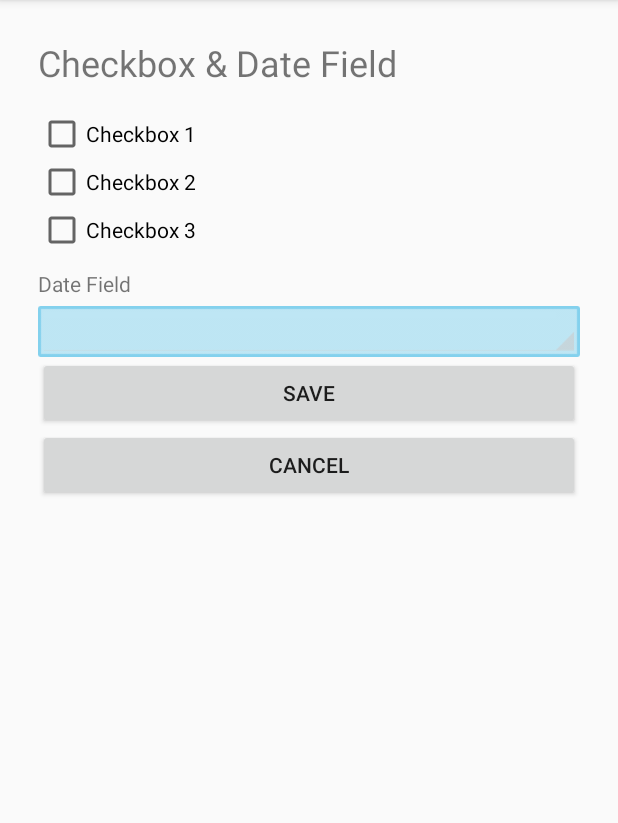
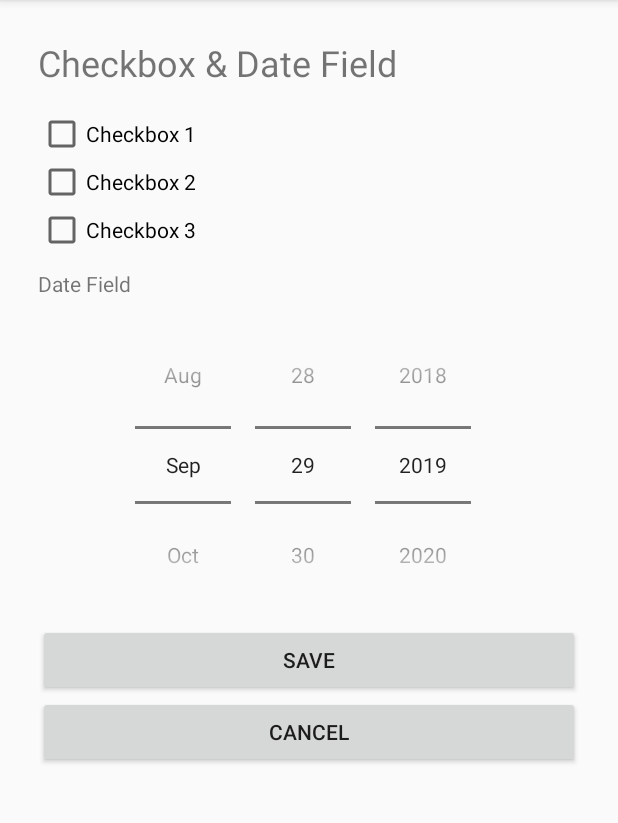
Before and after one commit to samdan-school/mmoo, an Android app: the screen it shows after launch (CheckboxDateActivity), after a tap on an icon or button, on a phone screen of 412 x 824 dp, the part 84-907 px from its top. Run offline under Robolectric (Android 15) with nearby library versions, the phone set to English and light mode, and no system bars.

Commit message:
date picker has finished

```diff
--- a/app/src/main/java/com/example/myapplication/CheckboxDateActivity.java
+++ b/app/src/main/java/com/example/myapplication/CheckboxDateActivity.java
@@ -2,16 +2,21 @@ package com.example.myapplication;
 
 import android.content.Intent;
 import android.os.Bundle;
+import android.util.Log;
 import android.view.View;
 import android.widget.CheckBox;
+import android.widget.DatePicker;
 
 import androidx.appcompat.app.AppCompatActivity;
+
+import java.util.Calendar;
 
 public class CheckboxDateActivity extends StateHelper implements View.OnClickListener {
     private Bundle state = new Bundle();
     CheckBox cb1;
     CheckBox cb2;
     CheckBox cb3;
+    DatePicker dp;
 
     protected void onCreate(Bundle savedInstanceState) {
         super.onCreate(savedInstanceState);
@@ -20,6 +25,17 @@ public class CheckboxDateActivity extends StateHelper implements View.OnClickLis
         cb1 = findViewById(R.id.cb1);
         cb2 = findViewById(R.id.cb2);
         cb3 = findViewById(R.id.cb3);
+        dp = findViewById(R.id.dp);
+
+        dp.setSpinnersShown(true);
+        dp.setCalendarViewShown(false);
+
+        Calendar c = Calendar.getInstance();
+        int year = c.get(Calendar.YEAR);
+        int month = c.get(Calendar.MONTH);
+        int day = c.get(Calendar.DAY_OF_MONTH);
+        Log.i("CDATE", year + " " + month + " " + day);
+        dp.init(year, month, day, null);
 
         findViewById(R.id.btnSave).setOnClickListener(this);
         findViewById(R.id.btnCancel).setOnClickListener(this);
@@ -28,7 +44,8 @@ public class CheckboxDateActivity extends StateHelper implements View.OnClickLis
                 SAVE_CHECKBOX_DATE,
                 new State(cb1, CB1),
                 new State(cb2, CB2),
-                new State(cb3, CB3)
+                new State(cb3, CB3),
+                new State(dp)
         );
     }
 
@@ -40,6 +57,9 @@ public class CheckboxDateActivity extends StateHelper implements View.OnClickLis
                 state.putBoolean(CB1, cb1.isChecked());
                 state.putBoolean(CB2, cb2.isChecked());
                 state.putBoolean(CB3, cb3.isChecked());
+                state.putInt(YEAR, dp.getYear());
+                state.putInt(MONTH, dp.getMonth());
+                state.putInt(DAY, dp.getDayOfMonth());
 
                 saveState(intent, SAVE_CHECKBOX_DATE, true, state);
                 break;
--- a/app/src/main/java/com/example/myapplication/MainActivity.java
+++ b/app/src/main/java/com/example/myapplication/MainActivity.java
@@ -8,10 +8,8 @@ import android.util.Log;
 import android.view.View;
 
 public class MainActivity extends StateHelper implements View.OnClickListener {
-    private boolean bNameAge = false;
-    private boolean bCheckboxDate = false;
-    private Bundle bundleNameAge = new Bundle();
-    private Bundle bundleCheckboxDate = new Bundle();
+    private Bundle bundleNameAge;
+    private Bundle bundleCheckboxDate;
 
     @Override
     protected void onCreate(Bundle savedInstanceState) {
--- a/app/src/main/res/layout/checkbox_date.xml
+++ b/app/src/main/res/layout/checkbox_date.xml
@@ -40,13 +40,13 @@
             android:layout_marginBottom="5dp"
             android:text="@string/date" />
 
-    <EditText
-        android:id="@+id/etDate"
+    <DatePicker
+            android:id="@+id/dp"
             android:layout_width="match_parent"
             android:layout_height="wrap_content"
+            android:datePickerMode="spinner"
             android:ems="10"
-        android:inputType="date"
-        style="@android:style/Widget.Holo.Spinner"/>
+            android:inputType="date" />
 
     <Button
             android:id="@+id/btnSave"
```
Also changed, not shown: app/src/main/java/com/example/myapplication/StateHelper.java (+15 -1 lines), app/src/main/res/layout/radio_timepicker.xml (+5 -6 lines). Lines whose indentation alone changed are shown as unchanged.
